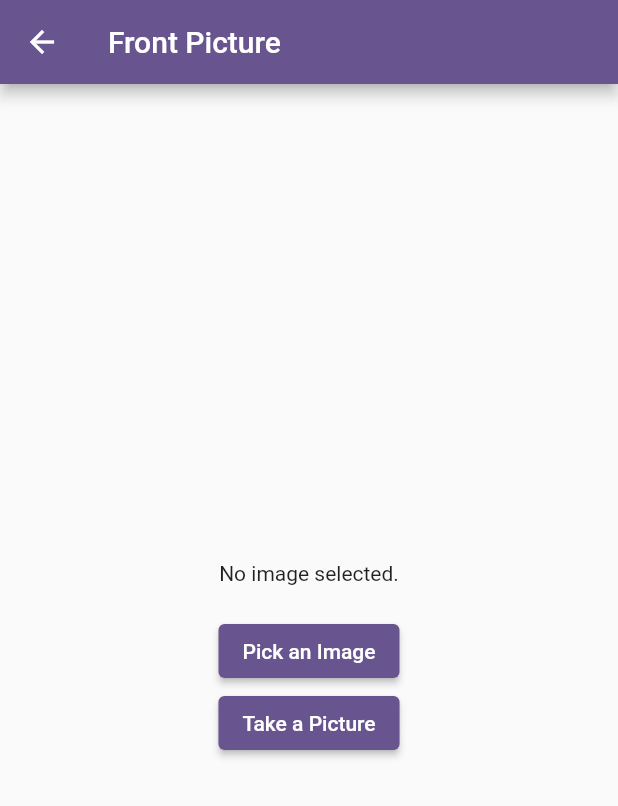
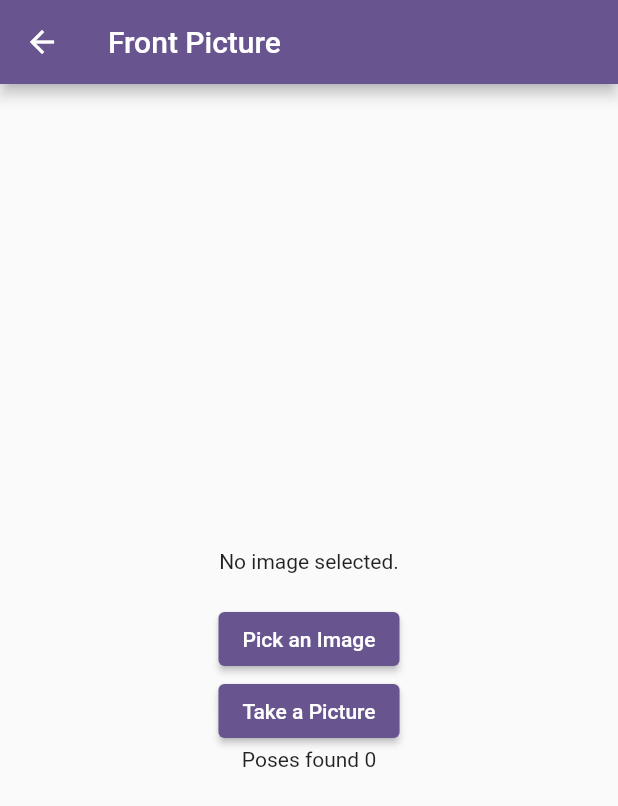
Before and after one commit to Shahraiz-Rahat/Lung-cancer-detection, a Flutter app: the FrontImagePickerScreen screen opened directly, after a tap on "Pick an Image", on a phone screen of 412 x 824 dp. Shown: the top 806 px of the screen. Run offline on Flutter 3.47's test engine with Material 2 defaults, Android fonts, the phone set to English and light mode, and no system bars; our stand-ins replace camera, image_picker, permission_handler; missing offline and left inert: flutter_downloader, flutter_pdfview, google_mlkit_commons, google_mlkit_pose_detection, google_mlkit_selfie_segmentation, model_viewer_plus; Roboto replaces fonts that are missing (poppins).

Commit message:
Shahzeb changes

```diff
--- a/lib/main.dart
+++ b/lib/main.dart
@@ -36,8 +36,8 @@ class MyApp extends StatelessWidget {
           colorScheme: ColorScheme.fromSeed(seedColor: Colors.deepPurple),
           useMaterial3: false),
       home:
-          // Home(),
-          OnBoardingView(),
+          Home(),
+          // OnBoardingView(),
     );
   }
 }
--- a/lib/view/Pictures/front_picture.dart
+++ b/lib/view/Pictures/front_picture.dart
@@ -1,7 +1,9 @@
+import 'package:Kaizen/common/pose_detector.dart';
 import 'package:Kaizen/view/Pictures/right_picture.dart';
 import 'package:flutter/material.dart';
 import 'package:image_picker/image_picker.dart';
 import 'dart:io';
+import 'package:google_mlkit_pose_detection/google_mlkit_pose_detection.dart';
 
 class FrontImagePickerScreen extends StatefulWidget {
   @override
@@ -10,14 +12,21 @@ class FrontImagePickerScreen extends StatefulWidget {
 
 class _FrontImagePickerScreen extends State<FrontImagePickerScreen> {
   File? _pickedImage;
+  int? _posesFound = 0;
 
   Future<void> _pickImage(ImageSource source) async {
-    final ImagePicker _picker = ImagePicker();
-    final XFile? pickedImage = await _picker.pickImage(source: source);
+    ImagePicker? _imagePicker;
+    _imagePicker = ImagePicker();
+    List<Pose> poses = [];
+    final pickedImage = await _imagePicker?.pickImage(source: source);
+    if (pickedImage != null) {
+      poses = await detectPoses(pickedImage);
+    }
 
     setState(() {
       if (pickedImage != null) {
         _pickedImage = File(pickedImage.path);
+        _posesFound = poses.length;
       }
     });
   }
@@ -50,6 +59,7 @@ class _FrontImagePickerScreen extends State<FrontImagePickerScreen> {
               onPressed: () => _pickImage(ImageSource.camera),
               child: Text('Take a Picture'),
             ),
+            Text("Poses found ${_posesFound.toString()}"),
             // ElevatedButton(
             //   onPressed: _pickImage,
             //   child: Text('Pick an Image'),
```
Also changed, not shown: lib/common/pose_detector.dart (added, +14 -0 lines), pubspec.lock, 1 other file.
